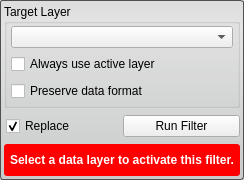
Qt form src/Interface/ToolInterface/GradientMagnitudeFilterInterface.ui (SCIInstitute/Seg3D) before a commit.
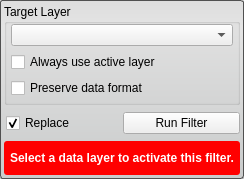
The same form after that commit. Custom widgets are drawn as their Qt base class.

The edit to the form file:
```diff
--- a/src/Interface/ToolInterface/GradientMagnitudeFilterInterface.ui
+++ b/src/Interface/ToolInterface/GradientMagnitudeFilterInterface.ui
@@ -7,7 +7,7 @@
     <x>0</x>
     <y>0</y>
     <width>244</width>
-    <height>180</height>
+    <height>179</height>
    </rect>
   </property>
   <property name="sizePolicy">
@@ -51,11 +51,14 @@
       <string>Target Layer</string>
      </property>
      <layout class="QVBoxLayout" name="verticalLayout_4">
+      <property name="spacing">
+       <number>6</number>
+      </property>
       <property name="leftMargin">
        <number>4</number>
       </property>
       <property name="topMargin">
-       <number>2</number>
+       <number>0</number>
       </property>
       <property name="rightMargin">
        <number>4</number>
@@ -184,12 +187,6 @@
        <height>32</height>
       </size>
      </property>
-     <property name="maximumSize">
-      <size>
-       <width>16777215</width>
-       <height>32</height>
-      </size>
-     </property>
      <property name="styleSheet">
       <string notr="true">QLabel#message_{
   color: white;
```
